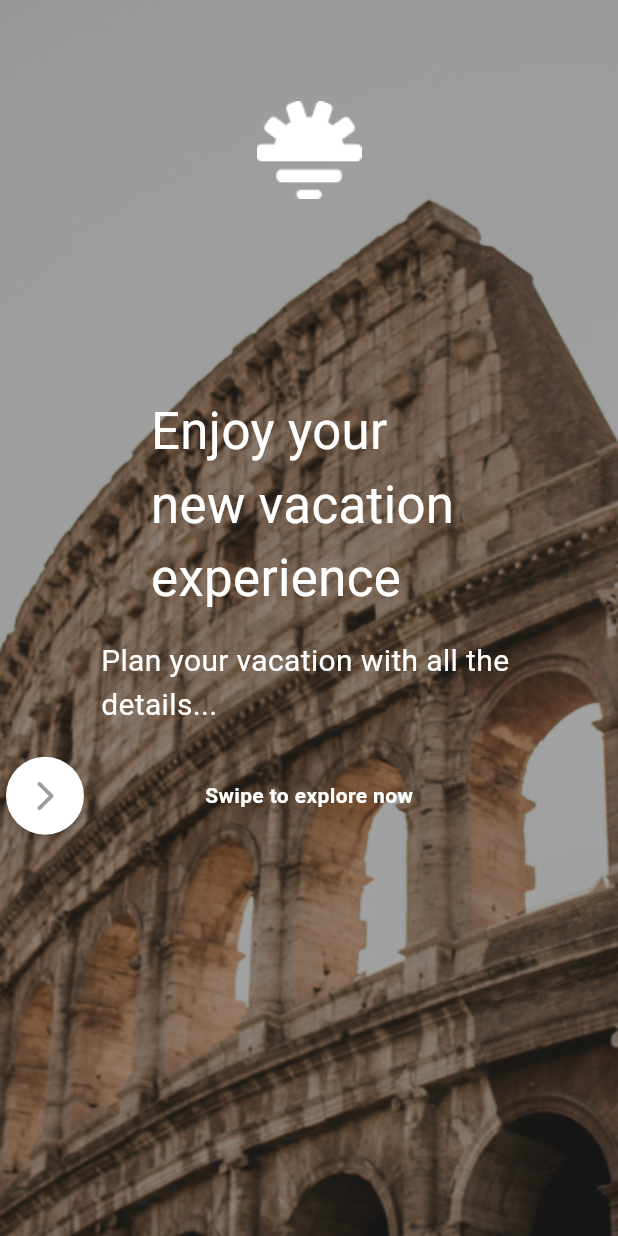
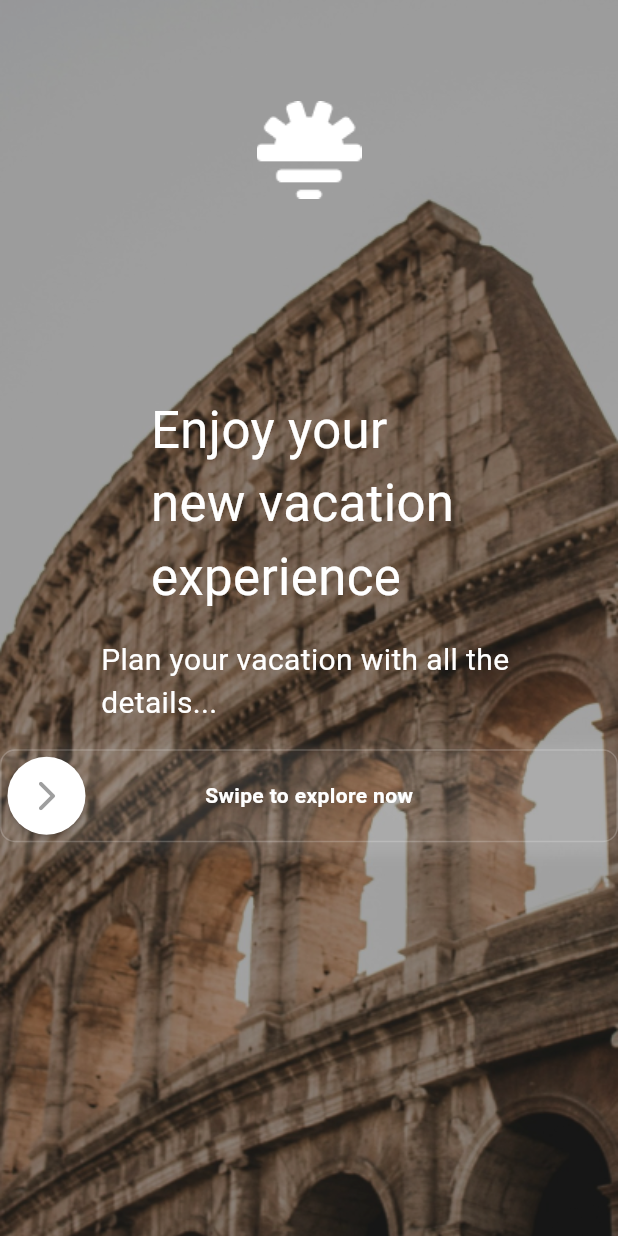
Before and after one commit to progressiveOverload/ai_appjam, a Flutter app: the DiscoverPage screen opened directly, on a phone screen of 412 x 824 dp. Run offline on Flutter 3.47's test engine with Material 3 defaults, Android fonts, the phone set to English and light mode, and no system bars; drawn by our look-alikes of swipeable_button_view; our stand-ins replace firebase_core, get; accounts and stored records are empty.

Commit message:
swipe button, changes on chips

```diff
--- a/lib/screens/discover.dart
+++ b/lib/screens/discover.dart
@@ -28,7 +28,7 @@ class DiscoverPageState extends State<DiscoverPage> {
   void initState() {
     super.initState();
     _pageController = PageController(initialPage: _currentPage);
-    Timer.periodic(const Duration(seconds: 5), (Timer timer) {
+    Timer.periodic(const Duration(seconds: 15), (Timer timer) {
       if (_currentPage < _images.length - 1) {
         _currentPage++;
       } else {
@@ -38,7 +38,7 @@ class DiscoverPageState extends State<DiscoverPage> {
       if (_pageController.hasClients) {
         _pageController.animateToPage(
           _currentPage,
-          duration: const Duration(milliseconds: 350),
+          duration: const Duration(milliseconds: 1050),
           curve: Curves.easeIn,
         );
       }
@@ -53,6 +53,7 @@ class DiscoverPageState extends State<DiscoverPage> {
 
   @override
   Widget build(BuildContext context) {
+    bool isFinished = false;
     return WillPopScope(
         onWillPop: () async =>
             false, // Prevents the back button from navigating back
@@ -101,6 +102,27 @@ class DiscoverPageState extends State<DiscoverPage> {
                             const SizedBox(
                               height: 16,
                             ),
+                            Container(
+                              decoration: BoxDecoration(
+                                color: Colors.transparent,
+                                border: Border.all(
+                                  color: Colors.white.withOpacity(0.2),
+                                  width: 1.0,
+                                ),
+                                borderRadius: BorderRadius.circular(10.0),
+                                boxShadow: [
+                                  BoxShadow(
+                                    color: Colors.white.withOpacity(0.1),
+                                    spreadRadius: 5,
+                                    blurRadius: 7,
+                                    offset: const Offset(0, 3),
+                                  ),
+                                ],
+                              ),
+                              child: Column(
+                                mainAxisAlignment: MainAxisAlignment.end,
+                                children: [
+
                                   SwipeableButtonView(
                                     buttonText: 'Swipe to explore now',
                                     buttonWidget: const Icon(
@@ -108,13 +130,31 @@ class DiscoverPageState extends State<DiscoverPage> {
                                       color: Colors.grey,
                                     ),
                                     activeColor: Colors.transparent,
+                                    isFinished: isFinished,
                                     onWaitingProcess: () {
+                                      Future.delayed(const Duration(seconds: 2),
+                                          () {
                                         Get.to(() => const FirstMainPage());
+                                      });
                                     },
-                              onFinish: () {
+                                    onFinish: () async {
                                       Get.to(() => const FirstMainPage());
+                                      // await Navigator.push(
+                                      //     context,
+                                      //     PageTransition(
+                                      //         type: PageTransitionType.fade,
+                                      //         child: const FirstMainPage()));
+
+                                      // setState(() {
+                                      //   isFinished = false;
+                                      // });
                                     },
-                            )
+                                  ),
+                                ],
+                              ),
+                            ),
+
+
                           ]),
                     ],
                   );
--- a/pubspec.yaml
+++ b/pubspec.yaml
@@ -39,6 +39,7 @@ dependencies:
   get: ^4.3.8
   firebase_core: ^2.31.0
   swipeable_button_view: ^0.0.2
+  page_transition: ^2.1.0
 
 dev_dependencies:
   flutter_test:
```
Also changed, not shown: lib/screens/first_main_page.dart (+6 -2 lines), pubspec.lock. Lines whose indentation alone changed are shown as unchanged.
